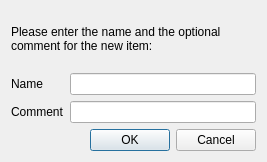
Qt form FWAdminLib/NewClientGroupDlg.ui (fw-dev/translations) before a commit.
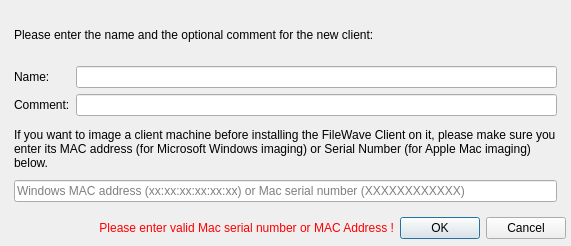
The same form after that commit.

The edit to the form file:
```diff
--- a/FWAdminLib/NewClientGroupDlg.ui
+++ b/FWAdminLib/NewClientGroupDlg.ui
@@ -1,60 +1,137 @@
 <ui version="4.0" >
  <class>CNewClientGroupDlg</class>
- <widget class="QWidget" name="CNewClientGroupDlg" >
-  <property name="geometry" >
+ <widget class="QWidget" name="CNewClientGroupDlg">
+  <property name="geometry">
    <rect>
     <x>0</x>
     <y>0</y>
-    <width>267</width>
-    <height>162</height>
+    <width>571</width>
+    <height>246</height>
    </rect>
   </property>
-  <property name="windowTitle" >
-   <string/>
+  <property name="sizePolicy">
+   <sizepolicy hsizetype="Fixed" vsizetype="Fixed">
+    <horstretch>0</horstretch>
+    <verstretch>0</verstretch>
+   </sizepolicy>
   </property>
-  <layout class="QVBoxLayout" name="verticalLayout" >
+  <property name="windowTitle">
+   <string>Create New Client</string>
+  </property>
+  <layout class="QVBoxLayout" name="verticalLayout">
+   <property name="leftMargin">
+    <number>5</number>
+   </property>
+   <property name="topMargin">
+    <number>0</number>
+   </property>
+   <property name="rightMargin">
+    <number>5</number>
+   </property>
+   <property name="bottomMargin">
+    <number>7</number>
+   </property>
    <item>
-    <widget class="QLabel" name="label" >
-     <property name="text" >
-      <string>Please enter the name and the optional
-comment for the new item:</string>
-     </property>
-     <property name="wordWrap" >
-      <bool>false</bool>
-     </property>
+    <widget class="QWidget" name="widget" native="true">
+     <layout class="QVBoxLayout" name="verticalLayout_2">
+      <item>
+       <widget class="QLabel" name="label">
+        <property name="text">
+         <string>Please enter the name and the optional comment for the new client:</string>
+        </property>
+        <property name="wordWrap">
+         <bool>true</bool>
+        </property>
+       </widget>
+      </item>
+      <item>
+       <widget class="QWidget" name="nameComment" native="true">
+        <layout class="QFormLayout" name="formLayout">
+         <property name="fieldGrowthPolicy">
+          <enum>QFormLayout::AllNonFixedFieldsGrow</enum>
+         </property>
+         <property name="leftMargin">
+          <number>0</number>
+         </property>
+         <property name="topMargin">
+          <number>0</number>
+         </property>
+         <property name="rightMargin">
+          <number>0</number>
+         </property>
+         <property name="bottomMargin">
+          <number>0</number>
+         </property>
+         <item row="1" column="0">
+          <widget class="QLabel" name="label_2">
+           <property name="text">
+            <string>Name:</string>
+           </property>
+          </widget>
+         </item>
+         <item row="1" column="1">
+          <widget class="QLineEdit" name="nameED"/>
+         </item>
+         <item row="2" column="0">
+          <widget class="QLabel" name="label_3">
+           <property name="text">
+            <string>Comment:</string>
+           </property>
+          </widget>
+         </item>
+         <item row="2" column="1">
+          <widget class="QLineEdit" name="commentED"/>
+         </item>
+        </layout>
+       </widget>
+      </item>
+      <item>
+       <widget class="QLabel" name="label_4">
+        <property name="text">
+         <string>If you want to image a client machine before installing the FileWave Client on it, please make sure you enter its MAC address (for Microsoft Windows imaging) or Serial Number (for Apple Mac imaging) below.</string>
+        </property>
+        <property name="wordWrap">
+         <bool>true</bool>
+        </property>
+       </widget>
+      </item>
+      <item>
+       <widget class="QLineEdit" name="edtSerialMAC">
+        <property name="placeholderText">
+         <string>Windows MAC address (xx:xx:xx:xx:xx:xx) or Mac serial number (XXXXXXXXXXXX)</string>
+        </property>
+       </widget>
+      </item>
+     </layout>
     </widget>
    </item>
    <item>
-    <layout class="QGridLayout" name="gridLayout" >
-     <item row="0" column="0" >
-      <widget class="QLabel" name="label_2" >
-       <property name="text" >
-        <string>Name</string>
+    <layout class="QHBoxLayout" name="horizontalLayout" stretch="1,0">
+     <item>
+      <widget class="QLabel" name="invalid">
+       <property name="minimumSize">
+        <size>
+         <width>20</width>
+         <height>0</height>
+        </size>
        </property>
+       <property name="text">
+        <string>&lt;html&gt;&lt;head/&gt;&lt;body&gt;&lt;p&gt;&lt;span style=&quot; color:#ff0000;&quot;&gt;Please enter valid Mac serial number or MAC Address !&lt;/span&gt;&lt;/p&gt;&lt;/body&gt;&lt;/html&gt;</string>
+       </property>
+       <property name="alignment">
+        <set>Qt::AlignRight|Qt::AlignTrailing|Qt::AlignVCenter</set>
+       </property>
       </widget>
      </item>
-     <item row="0" column="1" >
-      <widget class="QLineEdit" name="nameED" />
-     </item>
-     <item row="1" column="0" >
-      <widget class="QLabel" name="label_3" >
-       <property name="text" >
-        <string>Comment</string>
+     <item>
+      <widget class="QDialogButtonBox" name="buttonBox">
+       <property name="standardButtons">
+        <set>QDialogButtonBox::Cancel|QDialogButtonBox::Ok</set>
        </property>
       </widget>
      </item>
-     <item row="1" column="1" >
-      <widget class="QLineEdit" name="commentED" />
-     </item>
     </layout>
    </item>
-   <item>
-    <widget class="QDialogButtonBox" name="buttonBox" >
-     <property name="standardButtons" >
-      <set>QDialogButtonBox::Cancel|QDialogButtonBox::Ok</set>
-     </property>
-    </widget>
-   </item>
   </layout>
  </widget>
  <resources/>
```
Left out of the diff: 7 changed lines with no effect on the pictures.
